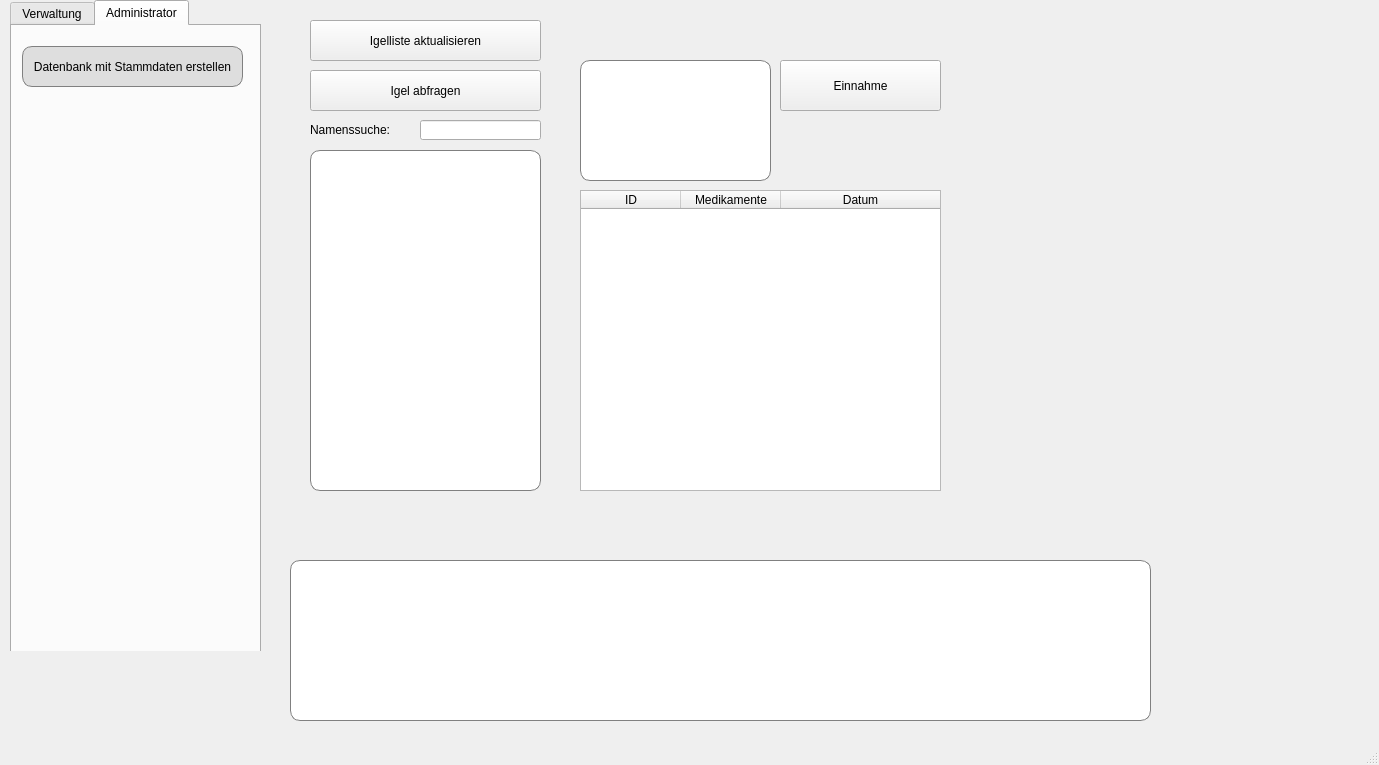
Old version of the form libary/hgalaxy.ui in the repository n1kozor/HedgehogGalaxy.
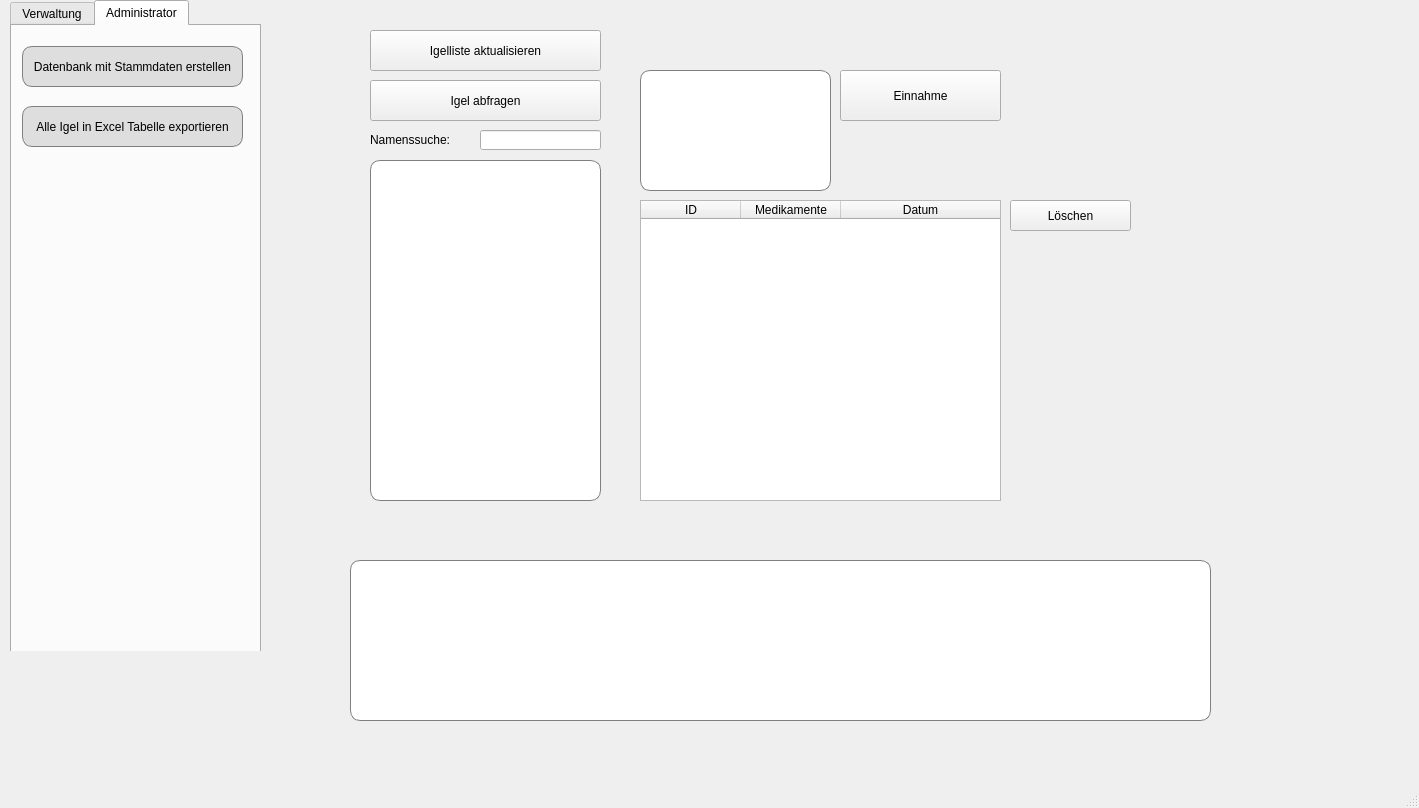
New version of the form. The open tabs and pages were chosen to show the change. Icons and pictures are not drawn.

Diff of the .ui file:
```diff
--- a/libary/hgalaxy.ui
+++ b/libary/hgalaxy.ui
@@ -6,8 +6,8 @@
    <rect>
     <x>0</x>
     <y>0</y>
-    <width>1379</width>
-    <height>765</height>
+    <width>1419</width>
+    <height>808</height>
    </rect>
   </property>
   <property name="windowTitle">
@@ -20,8 +20,8 @@
    <widget class="QStackedWidget" name="manage_pages">
     <property name="geometry">
      <rect>
-      <x>290</x>
-      <y>10</y>
+      <x>350</x>
+      <y>20</y>
       <width>861</width>
       <height>531</height>
      </rect>
@@ -1456,6 +1456,19 @@
        <set>Qt::AlignLeading|Qt::AlignLeft|Qt::AlignVCenter</set>
       </property>
      </widget>
+     <widget class="QPushButton" name="btn_del_take_medic">
+      <property name="geometry">
+       <rect>
+        <x>660</x>
+        <y>180</y>
+        <width>121</width>
+        <height>31</height>
+       </rect>
+      </property>
+      <property name="text">
+       <string>Löschen</string>
+      </property>
+     </widget>
     </widget>
     <widget class="QWidget" name="page_diseases_igel">
      <widget class="QListWidget" name="list_dieseases">
@@ -1881,6 +1894,19 @@
          <string>Datenbank mit Stammdaten erstellen</string>
         </property>
        </widget>
+       <widget class="QPushButton" name="btn_export_to_xlsx">
+        <property name="geometry">
+         <rect>
+          <x>10</x>
+          <y>80</y>
+          <width>221</width>
+          <height>41</height>
+         </rect>
+        </property>
+        <property name="text">
+         <string>Alle Igel in Excel Tabelle exportieren</string>
+        </property>
+       </widget>
       </widget>
      </widget>
     </widget>
@@ -1907,7 +1933,7 @@
    <widget class="QListWidget" name="history_list">
     <property name="geometry">
      <rect>
-      <x>290</x>
+      <x>350</x>
       <y>560</y>
       <width>861</width>
       <height>161</height>
```
Left out of the diff: 6 changed lines with no effect on the pictures.
